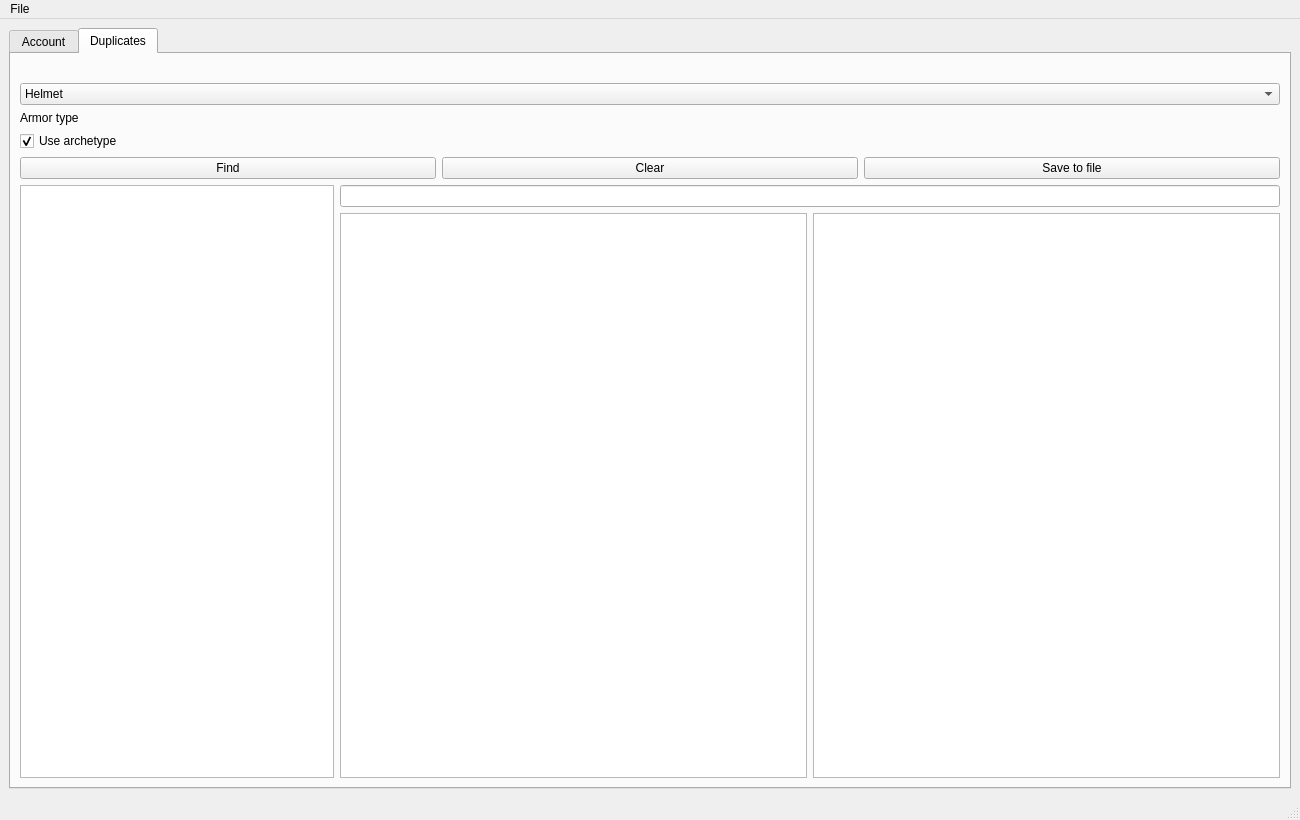
Above: mainwindow.ui from rth-8/RTHD2CLIENT before the change. Below: the same form after it.
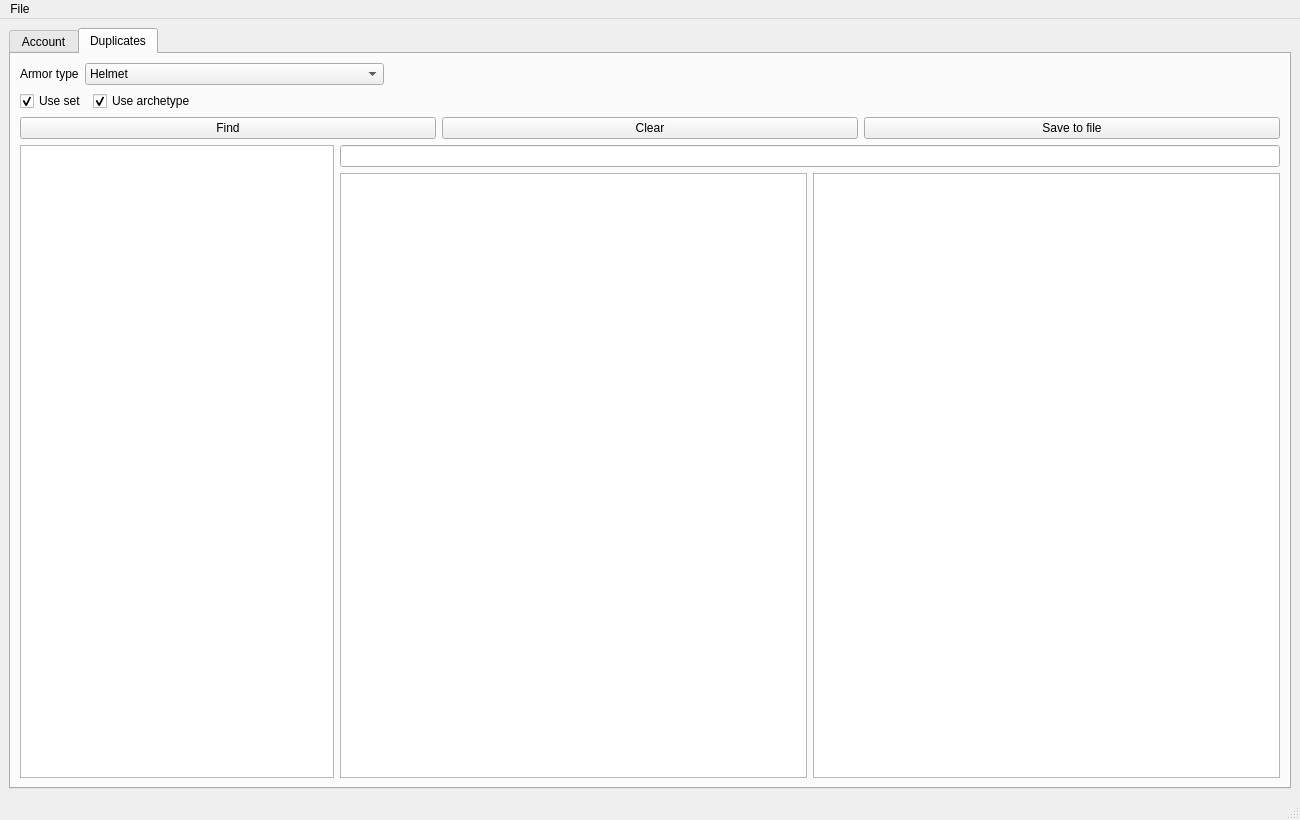
That is the form after the change.

Commit message: add armor set to comparison options (+ fixed layout)

Diff of the .ui file:
```diff
--- a/mainwindow.ui
+++ b/mainwindow.ui
@@ -64,17 +64,13 @@
        </attribute>
        <layout class="QVBoxLayout" name="verticalLayout_4">
         <item>
-         <spacer name="horizontalSpacer">
-          <property name="orientation">
-           <enum>Qt::Horizontal</enum>
-          </property>
-          <property name="sizeHint" stdset="0">
-           <size>
-            <width>1255</width>
-            <height>20</height>
-           </size>
-          </property>
-         </spacer>
+         <layout class="QHBoxLayout" name="horizontalLayout_4" stretch="0,2,6">
+          <item>
+           <widget class="QLabel" name="label">
+            <property name="text">
+             <string>Armor type</string>
+            </property>
+           </widget>
         </item>
         <item>
          <widget class="QComboBox" name="cmb_armor_type">
@@ -106,9 +102,29 @@
          </widget>
         </item>
         <item>
-         <widget class="QLabel" name="label">
+           <spacer name="horizontalSpacer">
+            <property name="orientation">
+             <enum>Qt::Horizontal</enum>
+            </property>
+            <property name="sizeHint" stdset="0">
+             <size>
+              <width>1255</width>
+              <height>20</height>
+             </size>
+            </property>
+           </spacer>
+          </item>
+         </layout>
+        </item>
+        <item>
+         <layout class="QHBoxLayout" name="horizontalLayout_5" stretch="0,0,0">
+          <item>
+           <widget class="QCheckBox" name="chb_set">
           <property name="text">
-           <string>Armor type</string>
+             <string>Use set</string>
+            </property>
+            <property name="checked">
+             <bool>true</bool>
           </property>
          </widget>
         </item>
@@ -121,6 +137,21 @@
            <bool>true</bool>
           </property>
          </widget>
+          </item>
+          <item>
+           <spacer name="horizontalSpacer_2">
+            <property name="orientation">
+             <enum>Qt::Horizontal</enum>
+            </property>
+            <property name="sizeHint" stdset="0">
+             <size>
+              <width>40</width>
+              <height>20</height>
+             </size>
+            </property>
+           </spacer>
+          </item>
+         </layout>
         </item>
         <item>
          <layout class="QHBoxLayout" name="horizontalLayout">
```
Lines whose indentation alone changed are shown as unchanged. The commit also changes 2 other files.
